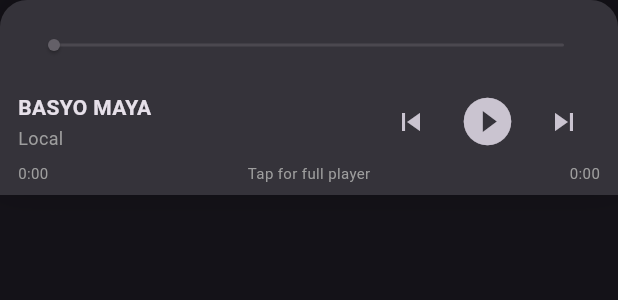
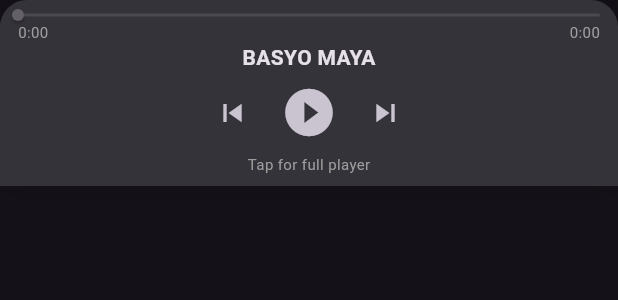
Before and after one commit to JayaramDhungana/ghost_song_player, a Flutter app: the _MobileMiniPlayer widget shown alone on an empty page, opened directly with sample values from the repository, on a phone screen of 412 x 824 dp. Shown: the top 300 px of the screen. Run offline on Flutter 3.47's test engine with Material 3 defaults, Android fonts, the phone set to English and light mode, and no system bars; our stand-ins replace flutter_bloc, go_router, just_audio.

Commit message:
fixing ui alignment

```diff
--- a/lib/views/player_view.dart
+++ b/lib/views/player_view.dart
@@ -102,7 +102,7 @@ class _PlayerViewState extends State<PlayerView> {
                               const SizedBox(height: 20),
 
                               const Text(
-                                'Nepali Songs',
+                                'JD MEDIA PLAYER',
                                 style: TextStyle(
                                   fontSize: 24,
                                   fontWeight: FontWeight.bold,
@@ -222,6 +222,7 @@ class _MobileMiniPlayer extends StatelessWidget {
             children: [
               // Progress
               SliderTheme(
+
                 data: SliderTheme.of(context).copyWith(
                   trackHeight: 2,
                   thumbShape: const RoundSliderThumbShape(
@@ -230,6 +231,7 @@ class _MobileMiniPlayer extends StatelessWidget {
                 ),
 
                 child: Slider(
+                  padding: EdgeInsets.symmetric(vertical: 0),
                   min: 0,
 
                   max: state.duration.inMilliseconds > 0
@@ -254,13 +256,22 @@ class _MobileMiniPlayer extends StatelessWidget {
                         },
                 ),
               ),
+              Row(
+                mainAxisAlignment: MainAxisAlignment.spaceBetween,
+                children: [
+                  Text(
+                    _formatDuration(state.position),
+                    style: const TextStyle(fontSize: 10, color: Colors.grey),
+                  ),
 
+                  Text(
+                    _formatDuration(state.duration),
+                    style: const TextStyle(fontSize: 10, color: Colors.grey),
+                  ),
+                ],
+              ),
               Row(
-                children: [
-                  // Song info
-                  Expanded(
-                    child: Column(
-                      crossAxisAlignment: CrossAxisAlignment.start,
+                mainAxisAlignment: MainAxisAlignment.center,
                 children: [
                   Text(
                     song.title,
@@ -271,22 +282,32 @@ class _MobileMiniPlayer extends StatelessWidget {
                       fontSize: 14,
                     ),
                   ),
-
-                        const SizedBox(height: 2),
-
-                        Text(
-                          song.artist ?? 'Unknown Artist',
-                          maxLines: 1,
-                          overflow: TextOverflow.ellipsis,
-                          style: const TextStyle(
-                            fontSize: 12,
-                            color: Colors.grey,
-                          ),
-                        ),
                 ],
               ),
-                  ),
 
+              Row(
+                mainAxisAlignment: MainAxisAlignment.center,
+                children: [
+                  // Song info
+                  // Expanded(
+                  //   child: Column(
+                  //     crossAxisAlignment: CrossAxisAlignment.start,
+                  //     children: [
+
+                  //       const SizedBox(height: 2),
+
+                  //       // Text(
+                  //       //   song.artist ?? 'Unknown Artist',
+                  //       //   maxLines: 1,
+                  //       //   overflow: TextOverflow.ellipsis,
+                  //       //   style: const TextStyle(
+                  //       //     fontSize: 12,
+                  //       //     color: Colors.grey,
+                  //       //   ),
+                  //       // ),
+                  //     ],
+                  //   ),
+                  // ),
                   IconButton(
                     tooltip: 'Previous',
                     icon: const Icon(Icons.skip_previous),
@@ -335,21 +356,11 @@ class _MobileMiniPlayer extends StatelessWidget {
               ),
 
               Row(
-                mainAxisAlignment: MainAxisAlignment.spaceBetween,
+                mainAxisAlignment: MainAxisAlignment.center,
                 children: [
-                  Text(
-                    _formatDuration(state.position),
-                    style: const TextStyle(fontSize: 10, color: Colors.grey),
-                  ),
-
                   const Text(
                     'Tap for full player',
                     style: TextStyle(fontSize: 10, color: Colors.grey),
-                  ),
-
-                  Text(
-                    _formatDuration(state.duration),
-                    style: const TextStyle(fontSize: 10, color: Colors.grey),
                   ),
                 ],
               ),
@@ -656,11 +667,10 @@ class _MobileFullPlayerState extends State<_MobileFullPlayer> {
 
             const SizedBox(height: 12),
 
-            const Text(
-              'Swipe down to minimize',
-              style: TextStyle(fontSize: 11, color: Colors.grey),
-            ),
-
+            // const Text(
+            //   'Swipe down to minimize',
+            //   style: TextStyle(fontSize: 11, color: Colors.grey),
+            // ),
             const Spacer(),
           ],
         ),
```
Also changed, not shown: 1 other file. Lines whose indentation alone changed are shown as unchanged.
